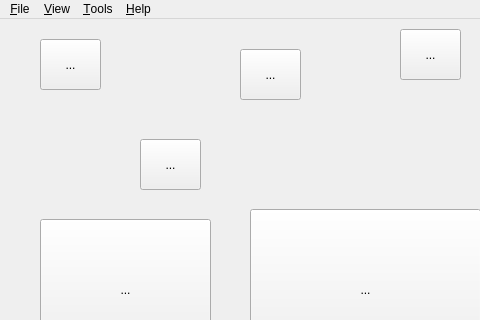
Before: the Qt Designer form src/gui/formmain.ui in martinrotter/rssguard, drawn with Qt 5; both pictures show x 0 to 480 and y 0 to 320 of the 800 by 600 pixel window.
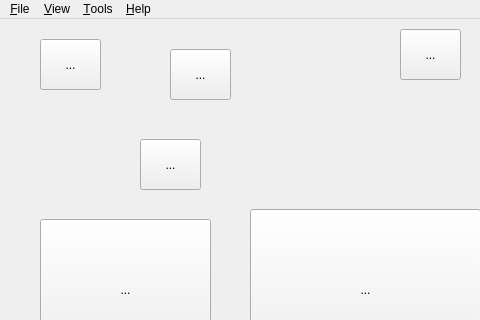
After: the same form once the commit is applied. Icons and pictures are not drawn.

What changed in the file:
```diff
--- a/src/gui/formmain.ui
+++ b/src/gui/formmain.ui
@@ -65,7 +65,7 @@
    <widget class="QToolButton" name="toolButton_3">
     <property name="geometry">
      <rect>
-      <x>240</x>
+      <x>170</x>
       <y>30</y>
       <width>61</width>
       <height>51</height>
```
